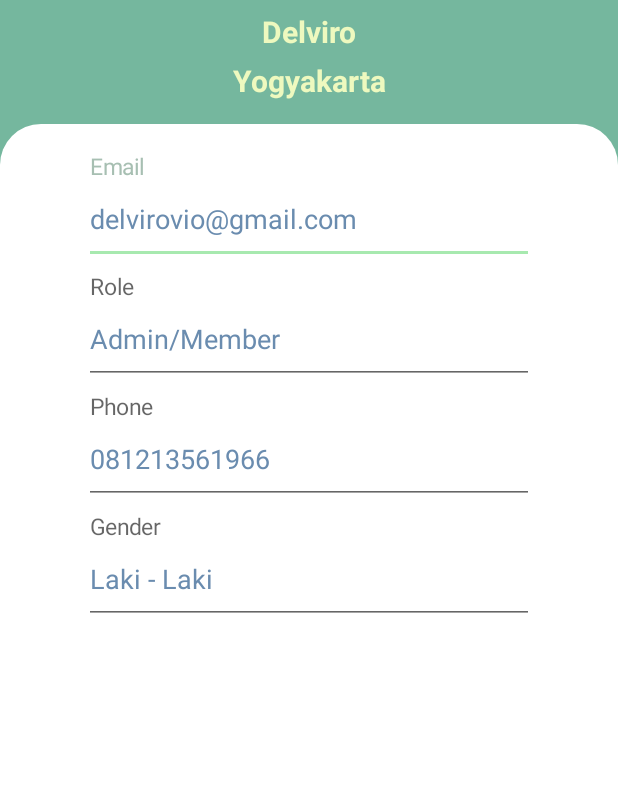
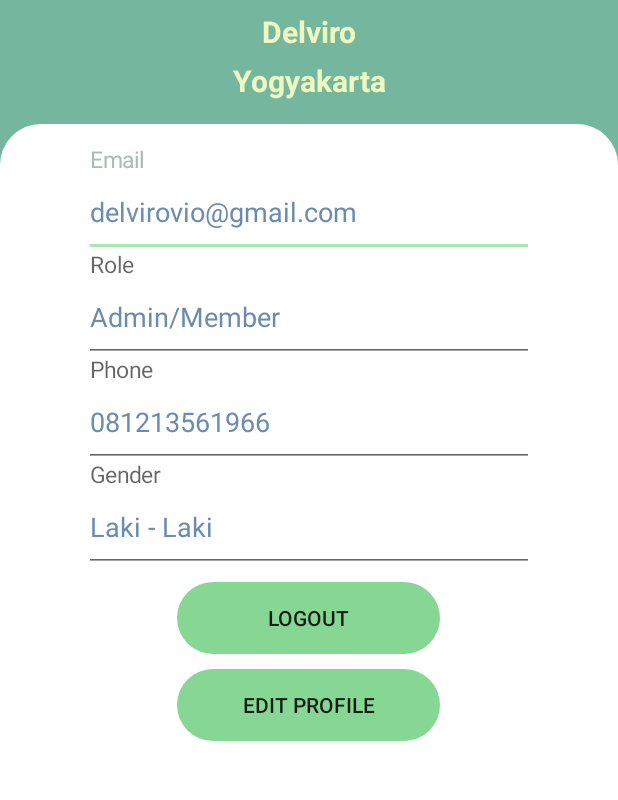
Before and after one commit to catacola199/Project, an Android app: the Profile screen opened directly, with no data from a screen before it, on a phone screen of 412 x 824 dp, the part 248-1048 px from its top. Run offline under Robolectric (Android 15) with nearby library versions, the phone set to English and light mode, and no system bars; our stand-ins replace CircleImageView, Firebase (no records; nobody signed in at launch, a user with empty details on screens opened directly), Picasso; pictures from the network do not load; 8 statements that could not run were skipped.

Commit message:
sedikit lagi

```diff
--- a/app/build.gradle
+++ b/app/build.gradle
@@ -7,7 +7,7 @@ apply plugin: 'com.google.gms.google-services'
 
 android {
     compileSdkVersion 29
-    buildToolsVersion "29.0.2"
+    buildToolsVersion '29.0.2'
     defaultConfig {
         applicationId "codenetic.kodegiri.coba3"
         minSdkVersion 22
@@ -51,6 +51,5 @@ dependencies {
     implementation 'com.squareup.picasso:picasso:2.71828'
     implementation 'com.github.barteksc:android-pdf-viewer:3.2.0-beta.1'
     implementation 'com.github.jakebonk:NotifyMe:1.0.1'
-    implementation 'com.wdullaer:materialdatetimepicker:4.2.3'
     implementation 'com.google.android.material:material:1.3.0-alpha01'
 }
--- a/app/src/main/java/codenetic/kodegiri/coba3/main/Edt_Profile.kt
+++ b/app/src/main/java/codenetic/kodegiri/coba3/main/Edt_Profile.kt
@@ -34,7 +34,6 @@ class Edt_Profile : AppCompatActivity() {
     private lateinit var gender : TextInputEditText
     private lateinit var email : TextInputEditText
     private lateinit var password : TextInputEditText
-    private lateinit var username : TextInputEditText
     private lateinit var Role : TextInputEditText
 
     private lateinit var btn_add_new_photo : Button
@@ -79,7 +78,6 @@ class Edt_Profile : AppCompatActivity() {
             override fun onDataChange(dataSnapshot: DataSnapshot) {
                 name.setText(dataSnapshot.child("Name").value.toString())
                 phone.setText(dataSnapshot.child("Phone").value.toString())
-                username.setText(dataSnapshot.child("Username").value.toString())
                 gender.setText(dataSnapshot.child("Gender").value.toString())
                 from.setText(dataSnapshot.child("From").value.toString())
                 email.setText(dataSnapshot.child("Email").value.toString())
@@ -107,7 +105,6 @@ class Edt_Profile : AppCompatActivity() {
 
             reference.addListenerForSingleValueEvent(object: ValueEventListener{
                 override fun onDataChange(dataSnapshot: DataSnapshot) {
-                    dataSnapshot.ref.child("Username").setValue(username.text.toString())
                     dataSnapshot.ref.child("Name").setValue(name.text.toString())
                     dataSnapshot.ref.child("Email").setValue(email.text.toString())
                     dataSnapshot.ref.child("From").setValue(from.text.toString())
--- a/app/src/main/java/codenetic/kodegiri/coba3/main/Profile.kt
+++ b/app/src/main/java/codenetic/kodegiri/coba3/main/Profile.kt
@@ -61,7 +61,7 @@ class Profile : AppCompatActivity() {
         gender = findViewById(R.id.view_Gender1)
         from = findViewById(R.id.view_from1)
         email = findViewById(R.id.view_email1)
-
+        Auth = FirebaseAuth.getInstance()
         btn_logout.setOnClickListener({
             Auth.signOut()
             val intent_signout = Intent(this, MainActivity::class.java)
--- a/app/src/main/java/codenetic/kodegiri/coba3/register.kt
+++ b/app/src/main/java/codenetic/kodegiri/coba3/register.kt
@@ -151,4 +151,7 @@ class register : AppCompatActivity() {
     private fun onAuthSuccess(user: FirebaseUser) {
 
     }
+    override fun onBackPressed(){
+        startActivity(Intent(this, MainMenu::class.java))
+    }
 }
--- a/app/src/main/res/layout/activity_profile.xml
+++ b/app/src/main/res/layout/activity_profile.xml
@@ -4,6 +4,8 @@
     xmlns:tools="http://schemas.android.com/tools"
     android:layout_width="match_parent"
     android:layout_height="match_parent"
+    app:layout_constraintStart_toEndOf="parent"
+    app:layout_constraintEnd_toStartOf="parent"
     tools:context=".main.Profile">
 <LinearLayout
     android:layout_width="match_parent"
@@ -58,9 +60,9 @@
         <com.google.android.material.textfield.TextInputLayout
             style="@style/parent"
             android:layout_width="300dp"
-            android:layout_height="80dp"
+            android:layout_height="70dp"
             android:layout_gravity="center"
-            android:layout_marginTop="20dp"
+            android:layout_marginTop="15dp"
             android:background="@color/white"
             android:focusable="false"
             android:hint="Email"
@@ -73,13 +75,13 @@
                 android:editable="false"
                 android:text="delvirovio@gmail.com"
                 android:textColor="#6a8caf"
-                android:textSize="18dp" />
+                android:textSize="18sp" />
         </com.google.android.material.textfield.TextInputLayout>
 
         <com.google.android.material.textfield.TextInputLayout
             style="@style/parent"
             android:layout_width="300dp"
-            android:layout_height="80dp"
+            android:layout_height="70dp"
             android:layout_gravity="center"
             android:background="@color/white"
             android:focusable="false"
@@ -93,13 +95,13 @@
                 android:editable="false"
                 android:text="Admin/Member "
                 android:textColor="#6a8caf"
-                android:textSize="18dp" />
+                android:textSize="18sp" />
         </com.google.android.material.textfield.TextInputLayout>
 
         <com.google.android.material.textfield.TextInputLayout
             style="@style/parent"
             android:layout_width="300dp"
-            android:layout_height="80dp"
+            android:layout_height="70dp"
             android:layout_gravity="center"
             android:background="@color/white"
             android:focusable="false"
@@ -113,13 +115,13 @@
                 android:editable="false"
                 android:text="081213561966"
                 android:textColor="#6a8caf"
-                android:textSize="18dp" />
+                android:textSize="18sp" />
         </com.google.android.material.textfield.TextInputLayout>
 
         <com.google.android.material.textfield.TextInputLayout
             style="@style/parent"
             android:layout_width="300dp"
-            android:layout_height="80dp"
+            android:layout_height="70dp"
             android:layout_gravity="center"
             android:background="@color/white"
             android:focusable="false"
@@ -133,9 +135,24 @@
                 android:editable="false"
                 android:text="Laki - Laki "
                 android:textColor="#6a8caf"
-                android:textSize="18dp" />
+                android:textSize="18sp" />
         </com.google.android.material.textfield.TextInputLayout>
-
+        <Button
+            android:layout_width="175dp"
+            android:layout_marginTop="10dp"
+            android:id="@+id/btn_logout1"
+            android:layout_height="wrap_content"
+            android:background="@drawable/login_button_bk"
+            android:text="Logout"
+            android:layout_gravity="center"/>
+        <Button
+            android:layout_width="175dp"
+            android:layout_marginTop="10dp"
+            android:id="@+id/btn_edt_profile"
+            android:layout_height="wrap_content"
+            android:background="@drawable/login_button_bk"
+            android:text="Edit Profile"
+            android:layout_gravity="center"/>
 
     </LinearLayout>
 </LinearLayout>
@@ -148,28 +165,5 @@
         android:background="@drawable/ic_back"
         app:layout_constraintStart_toStartOf="parent"
         app:layout_constraintTop_toTopOf="parent" />
-    <Button
-        android:layout_width="200dp"
-        android:layout_marginTop="20dp"
-        android:id="@+id/btn_logout1"
-        android:layout_height="wrap_content"
-        android:background="@drawable/login_button_bk"
-        android:text="Logout"
-        app:layout_constraintBottom_toBottomOf="parent"
-        app:layout_constraintStart_toEndOf="parent"
-        app:layout_constraintEnd_toStartOf="parent"
-        android:layout_marginBottom="20dp"
-        android:layout_gravity="center"/>
-    <Button
-        android:layout_width="200dp"
-        android:layout_marginTop="20dp"
-        android:id="@+id/btn_edt_profile"
-        android:layout_height="wrap_content"
-        android:background="@drawable/login_button_bk"
-        android:text="Edit Profile"
-        app:layout_constraintBottom_toBottomOf="@id/btn_logout"
-        app:layout_constraintStart_toEndOf="parent"
-        app:layout_constraintEnd_toStartOf="parent"
-        android:layout_marginBottom="70dp"
-        android:layout_gravity="center"/>
+
 </androidx.constraintlayout.widget.ConstraintLayout>
--- a/build.gradle
+++ b/build.gradle
@@ -8,7 +8,7 @@ buildscript {
 
     }
     dependencies {
-        classpath 'com.android.tools.build:gradle:4.0.0'
+        classpath 'com.android.tools.build:gradle:4.1.1'
         classpath "org.jetbrains.kotlin:kotlin-gradle-plugin:$kotlin_version"
         classpath 'com.google.gms:google-services:4.3.3'
         // NOTE: Do not place your application dependencies here; they belong
```
Also changed, not shown: app/src/main/AndroidManifest.xml (+10 -3 lines), app/src/main/java/codenetic/kodegiri/coba3/DatePickerFragment.java (added, +23 -0 lines), app/src/main/java/codenetic/kodegiri/coba3/MainMenu.kt (+5 -2 lines), app/src/main/java/codenetic/kodegiri/coba3/list.java (added, +107 -0 lines), app/src/main/java/codenetic/kodegiri/coba3/main/Elearning_Act.java (+5 -5 lines), app/src/main/java/codenetic/kodegiri/coba3/main/TimePickerFragment.java (added, +24 -0 lines), app/src/main/res/layout/activity_list.xml (added, +98 -0 lines), app/src/main/res/layout/activity_main_menu.xml (+1 -9 lines), app/src/main/res/layout/activity_transaction.xml (+5 -3 lines), gradle/wrapper/gradle-wrapper.properties.
